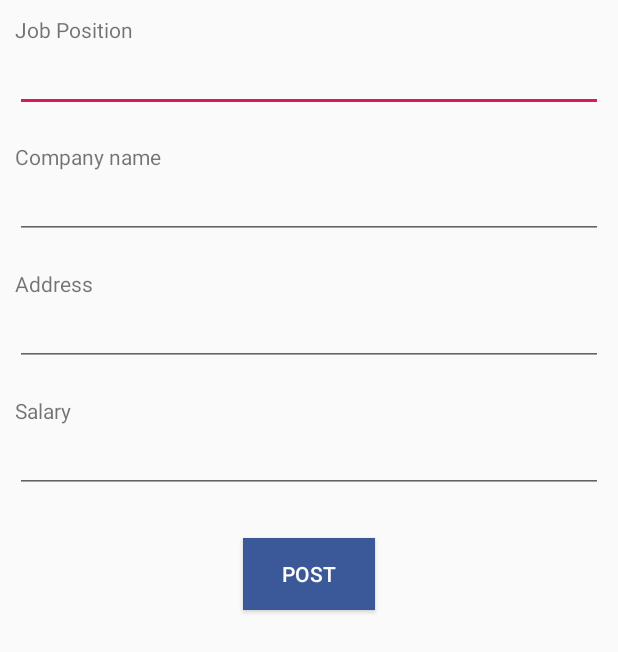
After one commit to LowSpeeddevelopers/Easy_Business_Card, an Android app: the layout job_post_form.xml on its own in the app's theme, with its tools: preview values and no code run, on a phone screen of 412 x 824 dp. The commit adds this screen. Shown: the top 652 px of the screen. Run offline under Robolectric (Android 15) with nearby library versions, the phone set to English and light mode, and no system bars; Roboto replaces fonts that are not available here.

Commit message:
form for posst

```diff
--- a/app/src/main/res/layout/fragment_job_view__list.xml
+++ b/app/src/main/res/layout/fragment_job_view__list.xml
@@ -19,6 +19,7 @@
             android:layout_gravity="center"
             android:gravity="center"
             android:textColor="#31508F"
+            android:textSize="18sp"
             android:layout_marginBottom="1dp"
             android:layout_marginRight="1dp"
             android:text="All Jobs"/>
@@ -30,6 +31,8 @@
             android:background="#fff"
             android:layout_gravity="center"
             android:gravity="center"
+            android:textSize="17sp"
+
             android:textColor="#31508F"
             android:layout_marginBottom="1dp"
             android:layout_marginRight="1dp"
@@ -42,6 +45,8 @@
             android:background="#fff"
             android:layout_gravity="center"
             android:gravity="center"
+            android:textSize="18sp"
+
             android:textColor="#31508F"
             android:layout_marginBottom="1dp"
             android:layout_marginRight="1dp"
@@ -60,13 +65,14 @@
             android:layout_gravity="center"
             android:gravity="center"
             android:textColor="#31508F"
+            android:textSize="18sp"
             android:layout_marginBottom="1dp"
-            android:layout_marginRight="1dp"
             android:text="Last Viewed"/>
 
     </LinearLayout>
 
     <FrameLayout
+        android:id="@+id/jobcontainer"
         android:layout_width="match_parent"
         android:layout_height="match_parent">
 
--- /dev/null
+++ b/app/src/main/res/layout/job_post_form.xml
@@ -0,0 +1,81 @@
+<?xml version="1.0" encoding="utf-8"?>
+<LinearLayout xmlns:android="http://schemas.android.com/apk/res/android"
+    android:orientation="vertical"
+    android:layout_width="match_parent"
+    android:layout_height="match_parent">
+    <LinearLayout
+        android:layout_width="match_parent"
+        android:layout_height="wrap_content"
+        android:orientation="vertical"
+        android:padding="10dp">
+        <TextView
+            android:id="@+id/tv_job_position"
+            android:layout_width="match_parent"
+            android:layout_height="wrap_content"
+            android:text="Job Position"/>
+        <EditText
+            android:id="@+id/et_job_position"
+            android:layout_width="match_parent"
+            android:layout_height="wrap_content"
+            />
+    </LinearLayout>
+    <LinearLayout
+        android:layout_width="match_parent"
+        android:layout_height="wrap_content"
+        android:orientation="vertical"
+        android:padding="10dp">
+        <TextView
+            android:id="@+id/tv_company"
+            android:layout_width="match_parent"
+            android:layout_height="wrap_content"
+            android:text="Company name"/>
+        <EditText
+            android:id="@+id/et_company"
+            android:layout_width="match_parent"
+            android:layout_height="wrap_content"
+            />
+    </LinearLayout>
+    <LinearLayout
+        android:layout_width="match_parent"
+        android:layout_height="wrap_content"
+        android:orientation="vertical"
+        android:padding="10dp">
+        <TextView
+            android:id="@+id/tv_address"
+            android:layout_width="match_parent"
+            android:layout_height="wrap_content"
+            android:text="Address"/>
+        <EditText
+            android:id="@+id/et_address"
+            android:layout_width="match_parent"
+            android:layout_height="wrap_content"
+            />
+    </LinearLayout>
+    <LinearLayout
+        android:layout_width="match_parent"
+        android:layout_height="wrap_content"
+        android:orientation="vertical"
+        android:padding="10dp">
+        <TextView
+            android:id="@+id/tv_salary"
+            android:layout_width="match_parent"
+            android:layout_height="wrap_content"
+            android:text="Salary"/>
+        <EditText
+            android:id="@+id/et_salary"
+            android:layout_width="match_parent"
+            android:layout_height="wrap_content"
+            />
+    </LinearLayout>
+
+    <Button
+        android:id="@+id/btn_post_job"
+        android:layout_marginTop="20dp"
+        android:layout_width="wrap_content"
+        android:layout_height="wrap_content"
+        android:layout_gravity="center"
+        android:background="@color/colorPrimary"
+        android:textColor="#fff"
+        android:text="post"/>
+
+</LinearLayout>
```
